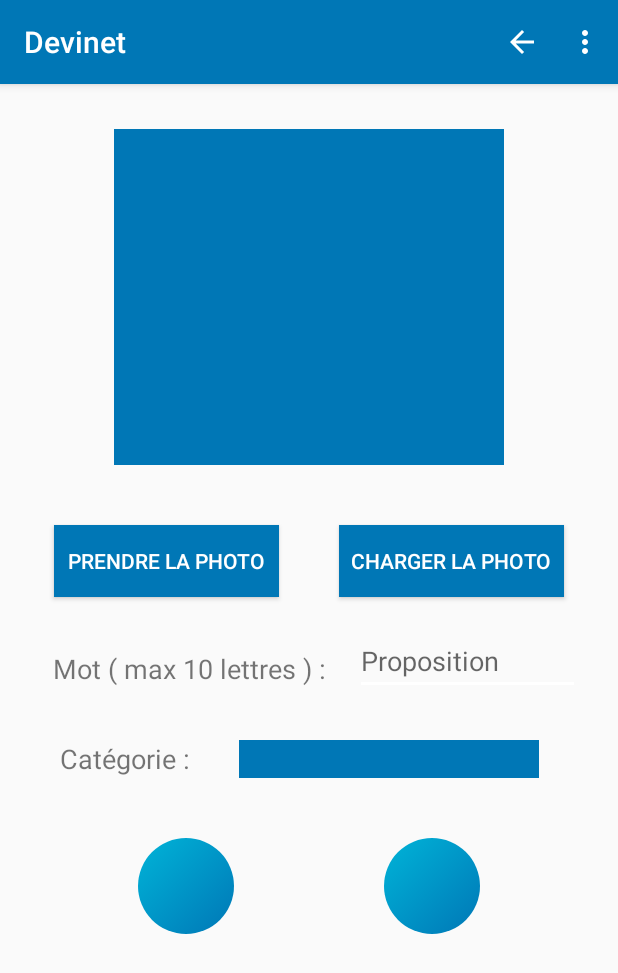
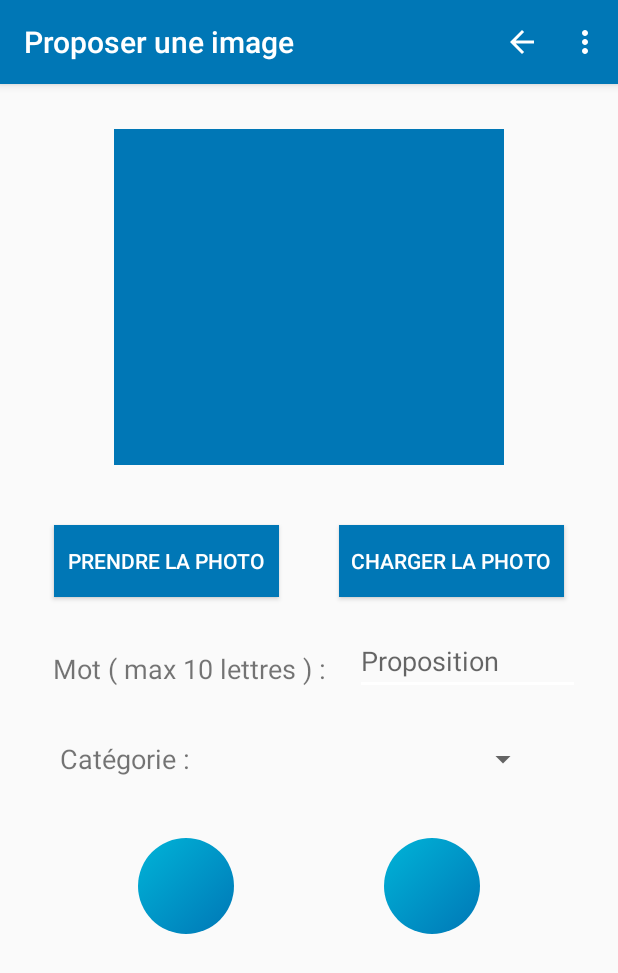
Before and after one commit to SL-PROGRAM/invisibleProject, an Android app: the screen it shows after launch (ProposerActivity), after a tap on "PROPOSER", on a phone screen of 412 x 824 dp. Shown: the top 973 px of the screen. Run offline under Robolectric (Android 15) with nearby library versions, the phone set to English and light mode, and no system bars; our stand-ins replace Room's generated code; libraries missing offline, so code that uses them is left out: com.facebook.stetho; 1 statement that could not run was skipped.

Commit message:
ProposerActivity - Spinner LiveData [En cours]

```diff
--- a/app/src/main/java/com/example/devinet/activities/MenuActivity.java
+++ b/app/src/main/java/com/example/devinet/activities/MenuActivity.java
@@ -37,9 +37,9 @@ public class MenuActivity extends AppCompatActivity {
         setContentView(R.layout.activity_menu);
 
 
-//        /*
-//        ** test insertion de donnée
-//         */
+        /*
+        ** test insertion de donnée
+         */
 
         IMotRepository motRepository = new MotBddRepository(this);
         MotVM motVM = ViewModelProviders.of(this).get(MotVM.class);
@@ -52,12 +52,9 @@ public class MenuActivity extends AppCompatActivity {
         CategorieVM categorieVM = ViewModelProviders.of(this).get(CategorieVM.class);
         Categorie c = categorieVM.get(motSt.length());
 
-
-
         Mot mot = new Mot(0, "chemin de l'image", motSt, "proposition", motSt.length(),FonctionUtils.definirNumeroList(longeurMot, this));
         Log.i("test", "onCreate: "+mot.toString());
         motRepository.insert(mot);
-
 
 //        observateurMot.observe(this, new Observer<List<Mot>>() {
 //            @Override
@@ -68,7 +65,6 @@ public class MenuActivity extends AppCompatActivity {
 //                }
 //            }
 //        });
-//
 //
 //      LiveData<List<Categorie>> observateurCategorie = categorieVM.get();
 //        observateurCategorie.observe(this, new Observer<List<Categorie>>() {
--- a/app/src/main/java/com/example/devinet/activities/ProposerActivity.java
+++ b/app/src/main/java/com/example/devinet/activities/ProposerActivity.java
@@ -1,6 +1,10 @@
 package com.example.devinet.activities;
 
 import androidx.appcompat.app.AppCompatActivity;
+import androidx.lifecycle.LiveData;
+import androidx.lifecycle.Observer;
+import androidx.lifecycle.ViewModelProvider;
+import androidx.lifecycle.ViewModelProviders;
 
 import android.content.Intent;
 import android.os.Bundle;
@@ -8,10 +12,19 @@ import android.util.Log;
 import android.view.Menu;
 import android.view.MenuItem;
 import android.view.View;
+import android.widget.ArrayAdapter;
 import android.widget.EditText;
+import android.widget.Spinner;
+import android.widget.SpinnerAdapter;
 import android.widget.Toast;
 
 import com.example.devinet.R;
+import com.example.devinet.bo.Categorie;
+import com.example.devinet.repository.CategorieBddRepository;
+import com.example.devinet.repository.ICategorieRepository;
+import com.example.devinet.view_model.CategorieVM;
+
+import java.util.List;
 
 public class ProposerActivity extends AppCompatActivity {
 
@@ -19,6 +32,16 @@ public class ProposerActivity extends AppCompatActivity {
     protected void onCreate(Bundle savedInstanceState) {
         super.onCreate(savedInstanceState);
         setContentView(R.layout.activity_proposer);
+        getSupportActionBar().setTitle("Proposer une image");
+
+        Spinner dropdown = findViewById(R.id.spinner);
+        CategorieVM categorieVM = ViewModelProviders.of(this).get(CategorieVM.class);
+
+        LiveData<List<Categorie>> listeCategorie = categorieVM.get();
+
+//        ArrayAdapter<Categorie> adapter = new ArrayAdapter<Categorie>(this,R.layout.support_simple_spinner_dropdown_item, listeCategorie);
+
+//        dropdown.setAdapter(adapter);
     }
 
     public boolean onCreateOptionsMenu(Menu menu) {
--- a/app/src/main/java/com/example/devinet/dal/AppDatabase.java
+++ b/app/src/main/java/com/example/devinet/dal/AppDatabase.java
@@ -25,11 +25,9 @@ public abstract class AppDatabase extends RoomDatabase
      */
     public abstract MotDAO getMotDAO();
 
-    public static AppDatabase getInstanceMot(Context context)
-    {
-        if(INSTANCE_MOT == null)
-        {
-            INSTANCE_MOT = Room.databaseBuilder(context,AppDatabase.class,"devinet.db").build();
+    public static AppDatabase getInstanceMot(Context context) {
+        if (INSTANCE_MOT == null) {
+            INSTANCE_MOT = Room.databaseBuilder(context, AppDatabase.class, "devinetDB.db").build();
         }
         return INSTANCE_MOT;
     }
@@ -44,7 +42,7 @@ public abstract class AppDatabase extends RoomDatabase
     {
         if(INSTANCE_CATEGORIE == null)
         {
-            INSTANCE_CATEGORIE = Room.databaseBuilder(context,AppDatabase.class,"devinet.db").build();
+            INSTANCE_CATEGORIE = Room.databaseBuilder(context,AppDatabase.class,"devinetDB.db").build();
         }
         return INSTANCE_CATEGORIE;
     }
--- a/app/src/main/res/layout/activity_proposer.xml
+++ b/app/src/main/res/layout/activity_proposer.xml
@@ -93,7 +93,6 @@
         android:layout_marginStart="20dp"
         android:layout_marginTop="30dp"
         android:layout_marginEnd="40dp"
-        android:background="@color/colorPrimary"
         android:spinnerMode="dropdown"
         app:layout_constraintEnd_toEndOf="parent"
         app:layout_constraintStart_toEndOf="@+id/textView2"
--- a/app/src/main/res/values/strings.xml
+++ b/app/src/main/res/values/strings.xml
@@ -1,3 +1,9 @@
 <resources>
     <string name="app_name">Devinet</string>
+    <string-array name="spinnerName">
+        <item>4 lettres</item>
+        <item>5 lettres</item>
+        <item>6 lettres</item>
+        <item>7 lettres</item>
+    </string-array>
 </resources>
```
